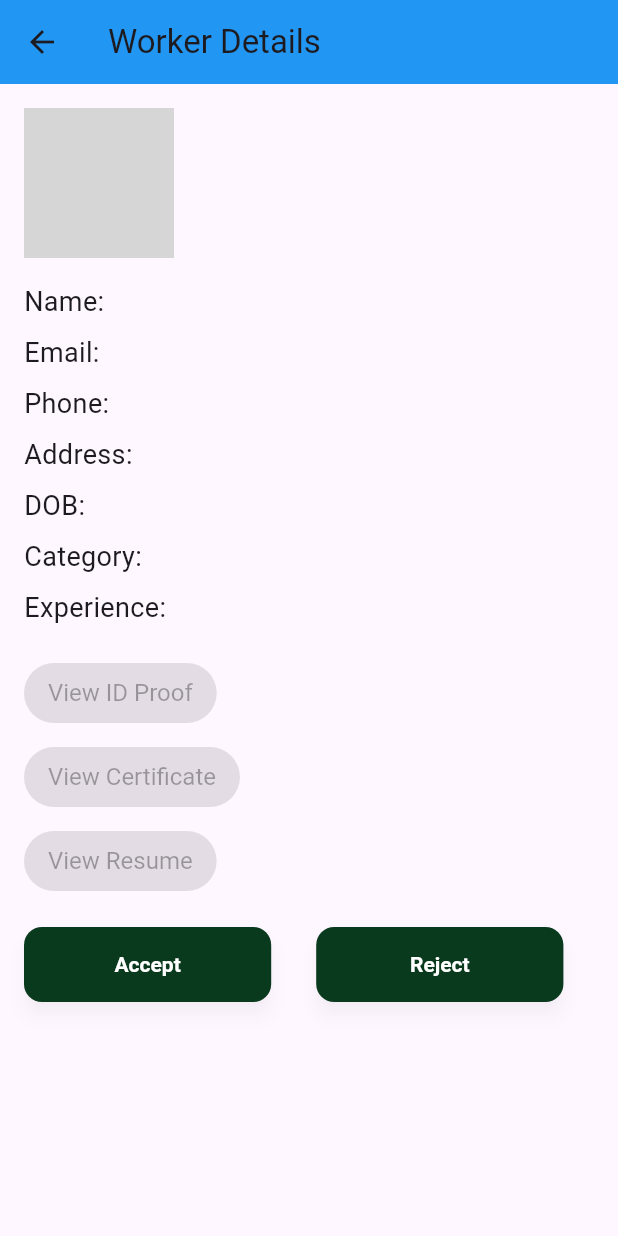
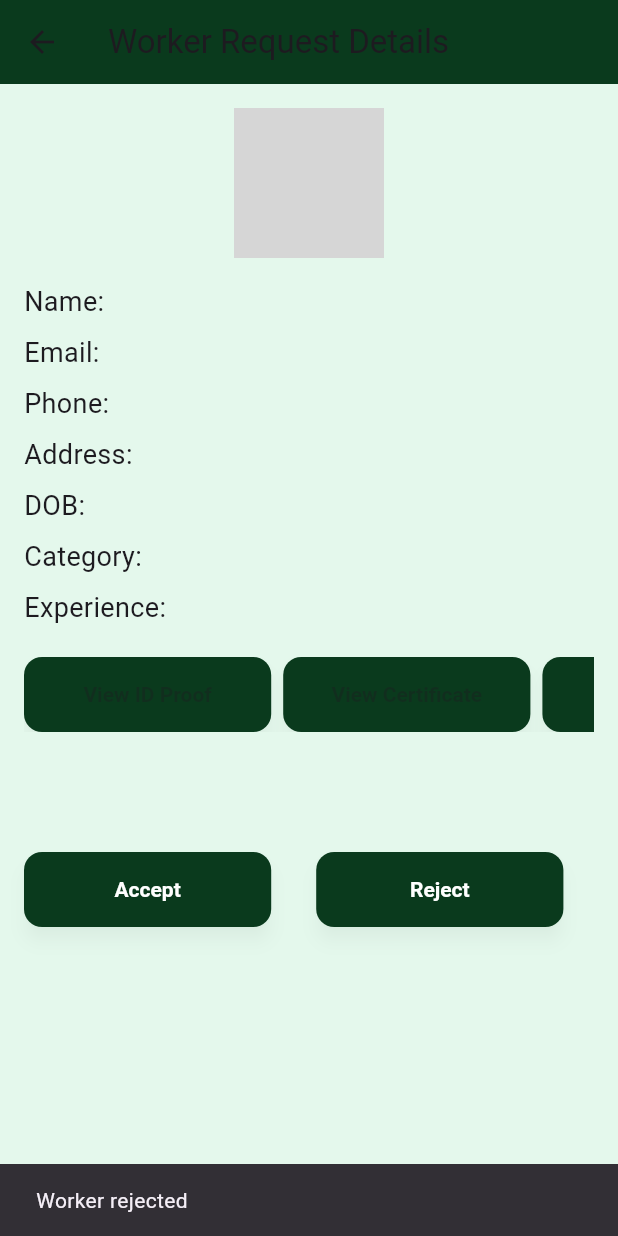
Before and after one commit to Ansinarose/company_app, a Flutter app: the WorkerDetailsScreen screen opened directly with empty values, after a tap on "Reject", on a phone screen of 412 x 824 dp. Run offline on Flutter 3.47's test engine with Material 3 defaults, Android fonts, the phone set to English and light mode, and no system bars; our stand-ins replace carousel_slider, cloud_firestore, curved_navigation_bar, firebase_core, firebase_storage, flutter_slidable and 3 more; missing offline and left inert: flutter_pdfview; accounts and stored records are empty; grey boxes are pictures that could not be loaded.

Commit message:
pdf viewer enabled

```diff
--- a/lib/features/notification/views/worker_details.dart
+++ b/lib/features/notification/views/worker_details.dart
@@ -1,12 +1,10 @@
-// ignore_for_file: deprecated_member_use
-
 import 'dart:io';
+import 'package:company_application/common/constants/app_colors.dart';
+import 'package:flutter/material.dart';
 import 'package:cloud_firestore/cloud_firestore.dart';
 import 'package:company_application/common/constants/app_button_styles.dart';
-import 'package:flutter/material.dart';
 import 'package:flutter_pdfview/flutter_pdfview.dart';
 import 'package:path_provider/path_provider.dart';
-import 'package:url_launcher/url_launcher.dart';
 import 'package:http/http.dart' as http;
 
 class WorkerDetailsScreen extends StatelessWidget {
@@ -21,7 +19,7 @@ class WorkerDetailsScreen extends StatelessWidget {
   final String idProofUrl;
   final String certificationUrl;
   final String resumeUrl;
-  final String workerId; // New parameter for workerId
+  final String workerId;
 
   const WorkerDetailsScreen({
     Key? key,
@@ -36,96 +34,29 @@ class WorkerDetailsScreen extends StatelessWidget {
     required this.idProofUrl,
     required this.certificationUrl,
     required this.resumeUrl,
-    required this.workerId, // Initialize workerId in the constructor
+    required this.workerId,
   }) : super(key: key);
-
-  Future<void> _viewDocument(BuildContext context, String url) async {
-    if (url.isEmpty) {
-      ScaffoldMessenger.of(context).showSnackBar(
-        SnackBar(content: Text('No document available')),
-      );
-      return;
-    }
-
-    if (url.toLowerCase().endsWith('.pdf')) {
-      await _viewPdf(context, url);
-    } else {
-      await _launchUrl(context, url);
-    }
-  }
-
-  Future<void> _viewPdf(BuildContext context, String url) async {
-    try {
-      final response = await http.get(Uri.parse(url));
-      final bytes = response.bodyBytes;
-      final tempDir = await getTemporaryDirectory();
-      final tempDocumentPath = '${tempDir.path}/temp_document.pdf';
-      final file = await File(tempDocumentPath).writeAsBytes(bytes);
-
-      Navigator.push(
-        context,
-        MaterialPageRoute(
-          builder: (context) => Scaffold(
-            appBar: AppBar(title: Text('Document Viewer')),
-            body: PDFView(
-              filePath: file.path,
-            ),
-          ),
-        ),
-      );
-    } catch (e) {
-      print('Error loading PDF: $e');
-      ScaffoldMessenger.of(context).showSnackBar(
-        SnackBar(content: Text('Could not load the PDF document.')),
-      );
-    }
-  }
-
-  Future<void> _launchUrl(BuildContext context, String url) async {
-    try {
-      print('Attempting to launch URL: $url'); // Debug statement
-      final Uri uri = Uri.parse(url);
-      if (await canLaunch(uri.toString())) { // Corrected function call
-        await launch(uri.toString()); // Corrected function call
-      } else {
-        throw 'Could not launch $url';
-      }
-    } catch (e) {
-      print('Error launching URL: $e');
-      ScaffoldMessenger.of(context).showSnackBar(
-        SnackBar(content: Text('Could not launch the document.')),
-      );
-    }
-  }
-
-  Widget _buildDocumentButton(BuildContext context, String label, String url) {
-    return ElevatedButton(
-      style: ElevatedButton.styleFrom(
-        textStyle: TextStyle(fontSize: 16),
-        padding: EdgeInsets.symmetric(horizontal: 16, vertical: 8),
-      ),
-      onPressed: url.isNotEmpty ? () => _viewDocument(context, url) : null,
-      child: Text(label),
-    );
-  }
 
   @override
   Widget build(BuildContext context) {
     return Scaffold(
+      backgroundColor: AppColors.scaffoldBackgroundcolor,
       appBar: AppBar(
-        title: Text('Worker Details'),
-        backgroundColor: Colors.blue,
+        title: Text('Worker Request Details'),
+        backgroundColor: AppColors.textPrimaryColor,
       ),
       body: SingleChildScrollView(
         padding: const EdgeInsets.all(16.0),
         child: Column(
           crossAxisAlignment: CrossAxisAlignment.start,
           children: [
-            CircleAvatar(
+            Center(
+              child: CircleAvatar(
                 backgroundImage: photoUrl.isNotEmpty
                     ? NetworkImage(photoUrl)
                     : AssetImage('assets/images/default_user.png') as ImageProvider,
                 radius: 50,
+              ),
             ),
             SizedBox(height: 16),
             Text('Name: $name', style: TextStyle(fontSize: 18)),
@@ -142,12 +73,19 @@ class WorkerDetailsScreen extends StatelessWidget {
             SizedBox(height: 8),
             Text('Experience: $experience', style: TextStyle(fontSize: 18)),
             SizedBox(height: 20),
+            SingleChildScrollView(
+              scrollDirection: Axis.horizontal,
+              child: Row(
+                children: [
                   _buildDocumentButton(context, 'View ID Proof', idProofUrl),
-            SizedBox(height: 8),
+                  SizedBox(width: 8),
                   _buildDocumentButton(context, 'View Certificate', certificationUrl),
-            SizedBox(height: 8),
+                  SizedBox(width: 8),
                   _buildDocumentButton(context, 'View Resume', resumeUrl),
-            SizedBox(height: 20),
+                ],
+              ),
+            ),
+            SizedBox(height: 80),
             Row(
               children: [
                 ElevatedButton(
@@ -158,17 +96,24 @@ class WorkerDetailsScreen extends StatelessWidget {
                         .doc(workerId)
                         .update({'registrationAccepted': true});
                     print("Updated worker document with ID: $workerId");
-    // Show confirmation to the company owner
+                    ScaffoldMessenger.of(context).showSnackBar(
+                      SnackBar(content: Text('Worker accepted successfully')),
+                    );
                   },
                   child: Text('Accept'),
                 ),
                 SizedBox(width: 30),
                 ElevatedButton(
                   style: AppButtonStyles.smallButton(context),
-                  onPressed: () {
-                    // Implement your reject logic here
-                    print('Reject worker with ID: $workerId');
-                    // You can update Firestore here to mark the worker as rejected
+                  onPressed: () async {
+                    await FirebaseFirestore.instance
+                        .collection('workers_request')
+                        .doc(workerId)
+                        .update({'registrationRejected': true});
+                    print("Rejected worker with ID: $workerId");
+                    ScaffoldMessenger.of(context).showSnackBar(
+                      SnackBar(content: Text('Worker rejected')),
+                    );
                   },
                   child: Text('Reject'),
                 ),
@@ -179,4 +124,52 @@ class WorkerDetailsScreen extends StatelessWidget {
       ),
     );
   }
+
+  Future<void> _viewDocument(BuildContext context, String url) async {
+    if (url.isEmpty) {
+      ScaffoldMessenger.of(context).showSnackBar(
+        SnackBar(content: Text('No document available')),
+      );
+      return;
     }
+
+    try {
+      final response = await http.get(Uri.parse(url));
+      final bytes = response.bodyBytes;
+      final tempDir = await getTemporaryDirectory();
+      final tempDocumentPath = '${tempDir.path}/temp_document.pdf';
+      final file = await File(tempDocumentPath).writeAsBytes(bytes);
+
+      await Navigator.push(
+        context,
+        MaterialPageRoute(
+          builder: (context) => Scaffold(
+            appBar: AppBar(backgroundColor: AppColors.textPrimaryColor,
+            //  title: Text('Document Viewer')
+            ),
+            body: PDFView(
+              filePath: file.path,
+              enableSwipe: true,
+              swipeHorizontal: true,
+              autoSpacing: false,
+              pageFling: false,
+            ),
+          ),
+        ),
+      );
+    } catch (e) {
+      print('Error viewing document: $e');
+      ScaffoldMessenger.of(context).showSnackBar(
+        SnackBar(content: Text('Could not load the document. Please try again.')),
+      );
+    }
+  }
+
+  Widget _buildDocumentButton(BuildContext context, String label, String url) {
+    return ElevatedButton(
+      style: AppButtonStyles.smallButton(context),
+      onPressed: url.isNotEmpty ? () => _viewDocument(context, url) : null,
+      child: Text(label),
+    );
+  }
+}
```
Lines whose indentation alone changed are shown as unchanged.
